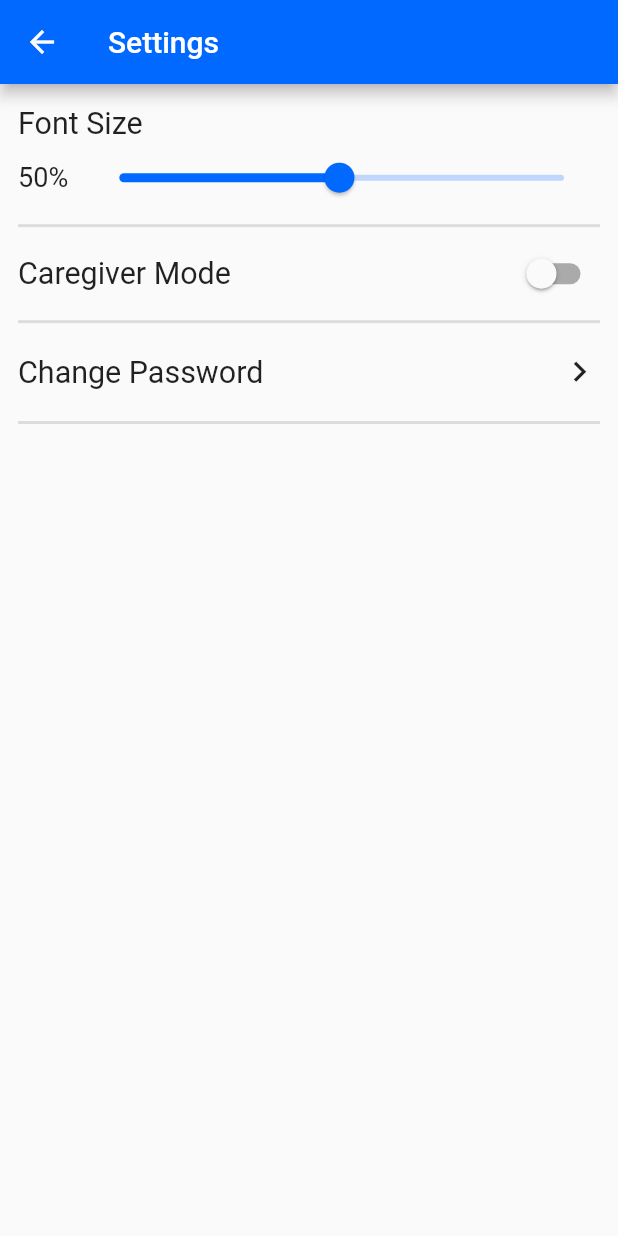
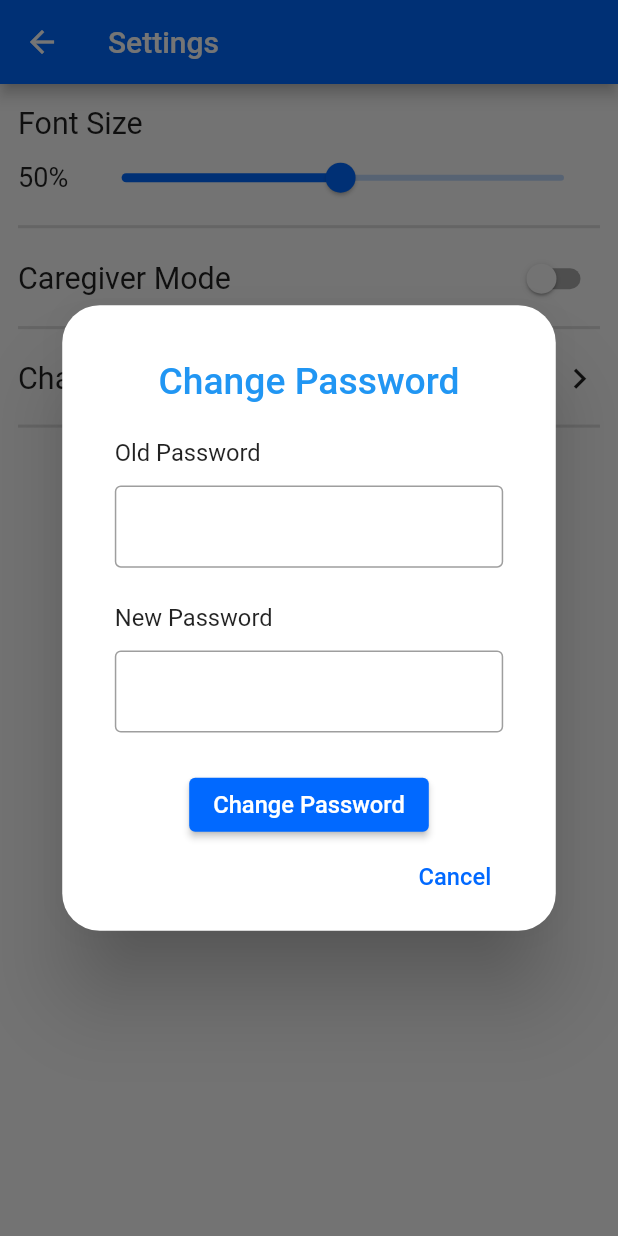
Before and after one commit to AbelSAnderson/Medify, a Flutter app: the SettingsScreen screen opened directly, after a tap on "Change Password", on a phone screen of 412 x 824 dp. Run offline on Flutter 3.47's test engine with Material 2 defaults, Android fonts, the phone set to English and light mode, and no system bars; our stand-ins replace bloc, date_format, equatable, flutter_bloc, hive, responsive_framework and 1 more; accounts and stored records are empty; generated files the repository leaves out were written again; network calls fail.

Commit message:
#14 Change Password UI
* Created Dialog for the change password UI

* Calendar Events are grabbed from Medify API now (foreign ids not yet connected)

```diff
--- a/lib/cubit/medications_state.dart
+++ b/lib/cubit/medications_state.dart
@@ -18,7 +18,7 @@ class MedicationsLoading extends MedicationsState {
 }
 
 class MedicationsLoaded extends MedicationsState {
-  final List<MedicationEvent> medications;
+  final List<MedicationInfo> medications;
 
   const MedicationsLoaded([this.medications = const []]);
 
--- a/lib/main.dart
+++ b/lib/main.dart
@@ -12,6 +12,8 @@ import 'package:medify/database/database_handler.dart';
 import 'package:flutter_bloc/flutter_bloc.dart';
 import 'package:medify/cubit/calendar_cubit.dart';
 import 'package:medify/cubit/nav_bar_cubit.dart';
+import 'package:medify/database/model_queries/medication_event_queries.dart';
+import 'package:medify/database/model_queries/medication_info_queries.dart';
 import 'package:medify/scale.dart';
 import 'package:medify/screens/login_screen.dart';
 import 'package:responsive_framework/responsive_wrapper.dart';
@@ -33,7 +35,7 @@ void main() async {
         create: (context) => NavBarCubit(),
       ),
       BlocProvider<CalendarCubit>(
-        create: (context) => CalendarCubit(),
+        create: (context) => CalendarCubit(MedicationEventQueries()),
       ),
       BlocProvider<SearchCubit>(
         create: (context) => SearchCubit(),
@@ -42,7 +44,7 @@ void main() async {
         create: (context) => CaregiversCubit(),
       ),
       BlocProvider<MedicationsCubit>(
-        create: (context) => MedicationsCubit(),
+        create: (context) => MedicationsCubit(MedicationInfoQueries()),
       ),
       BlocProvider<AddCaregiverCubit>(
         create: (context) => AddCaregiverCubit(),
--- a/lib/screens/settings_screen.dart
+++ b/lib/screens/settings_screen.dart
@@ -1,5 +1,6 @@
 import 'package:flutter/material.dart';
 import 'package:medify/scale.dart';
+import 'package:medify/widgets/change_password_dialog.dart';
 
 class SettingsScreen extends StatefulWidget {
   @override
@@ -34,6 +35,10 @@ class _SettingsScreenState extends State<SettingsScreen> {
   Widget _fontSizeSection() {
     return Column(
       children: [
+        Padding(
+          padding: EdgeInsets.only(bottom: 8.sv),
+          child: Column(
+            children: [
               Align(
                 alignment: Alignment.centerLeft,
                 child: Text(
@@ -43,8 +48,8 @@ class _SettingsScreenState extends State<SettingsScreen> {
               ),
               Row(
                 children: [
-            Padding(
-              padding: EdgeInsets.only(right: 10.sh),
+                  Container(
+                    width: 45.sh,
                     child: Text(
                       _sliderValue.toInt().toString() + "%",
                       style: TextStyle(fontSize: 16.sf),
@@ -64,7 +69,13 @@ class _SettingsScreenState extends State<SettingsScreen> {
                   ),
                 ],
               ),
-        Divider(thickness: 2),
+            ],
+          ),
+        ),
+        Divider(
+          thickness: 2,
+          height: 0,
+        ),
       ],
     );
   }
@@ -72,7 +83,9 @@ class _SettingsScreenState extends State<SettingsScreen> {
   Widget _caregiverModeSection() {
     return Column(
       children: [
-        Row(
+        Padding(
+          padding: EdgeInsets.symmetric(vertical: 8.sv),
+          child: Row(
             mainAxisAlignment: MainAxisAlignment.spaceBetween,
             children: [
               Text(
@@ -90,7 +103,11 @@ class _SettingsScreenState extends State<SettingsScreen> {
               ),
             ],
           ),
-        Divider(thickness: 2),
+        ),
+        Divider(
+          thickness: 2,
+          height: 0,
+        ),
       ],
     );
   }
@@ -100,7 +117,7 @@ class _SettingsScreenState extends State<SettingsScreen> {
       child: Column(
         children: [
           Padding(
-            padding: EdgeInsets.symmetric(vertical: 10.sv),
+            padding: EdgeInsets.symmetric(vertical: 16.sv),
             child: Row(
               mainAxisAlignment: MainAxisAlignment.spaceBetween,
               children: [
@@ -115,11 +132,17 @@ class _SettingsScreenState extends State<SettingsScreen> {
               ],
             ),
           ),
-          Divider(thickness: 2),
+          Divider(
+            thickness: 2,
+            height: 0,
+          ),
         ],
       ),
       onTap: () {
-        //Show Change Password Dialog
+        showDialog(
+          context: context,
+          builder: (context) => ChangePasswordDialog(),
+        );
       },
     );
   }
--- /dev/null
+++ b/lib/widgets/change_password_dialog.dart
@@ -0,0 +1,129 @@
+import 'package:flutter/material.dart';
+import 'package:medify/scale.dart';
+
+class ChangePasswordDialog extends StatelessWidget {
+  @override
+  Widget build(BuildContext context) {
+    return AlertDialog(
+      scrollable: true,
+      insetPadding: EdgeInsets.symmetric(horizontal: 20.sh, vertical: 20.sv),
+      contentPadding: EdgeInsets.symmetric(horizontal: 10.sh, vertical: 10.sv),
+      shape: RoundedRectangleBorder(borderRadius: BorderRadius.all(Radius.circular(25))),
+      title: Padding(
+        padding: EdgeInsets.symmetric(vertical: 10.sv),
+        child: Text(
+          "Change Password",
+          style: TextStyle(fontSize: 22.sf, color: Colors.blue),
+          textAlign: TextAlign.center,
+        ),
+      ),
+      content: Container(
+        width: MediaQuery.of(context).size.width * 0.75,
+        child: Padding(
+          padding: EdgeInsets.symmetric(horizontal: 25.sh),
+          child: Column(
+            children: [
+              _oldPasswordField(),
+              SizedBox(height: 20.sv),
+              _newPasswordField(),
+              SizedBox(height: 20.sv),
+              _submitButton(context),
+              _cancelButton(context),
+            ],
+          ),
+        ),
+      ),
+    );
+  }
+
+  Widget _oldPasswordField() {
+    return Column(
+      children: [
+        Align(
+          alignment: Alignment.centerLeft,
+          child: Text(
+            "Old Password",
+            style: TextStyle(fontSize: 14.sf),
+          ),
+        ),
+        SizedBox(height: 10.sv),
+        TextFormField(
+          style: TextStyle(fontSize: 16.sf),
+          initialValue: "",
+          obscureText: true,
+          decoration: InputDecoration(
+            isDense: true,
+            border: OutlineInputBorder(
+              borderSide: BorderSide(color: Colors.grey, width: 32),
+            ),
+            contentPadding: EdgeInsets.symmetric(vertical: 14.sv, horizontal: 14),
+          ),
+          keyboardType: TextInputType.visiblePassword,
+        ),
+      ],
+    );
+  }
+
+  Widget _newPasswordField() {
+    return Column(
+      children: [
+        Align(
+          alignment: Alignment.centerLeft,
+          child: Text(
+            "New Password",
+            style: TextStyle(fontSize: 14.sf),
+          ),
+        ),
+        SizedBox(height: 10.sv),
+        TextFormField(
+          style: TextStyle(fontSize: 16.sf),
+          initialValue: "",
+          obscureText: true,
+          decoration: InputDecoration(
+            isDense: true,
+            border: OutlineInputBorder(
+              borderSide: BorderSide(color: Colors.grey, width: 32),
+            ),
+            contentPadding: EdgeInsets.symmetric(vertical: 14.sv, horizontal: 14),
+          ),
+          keyboardType: TextInputType.visiblePassword,
+        ),
+      ],
+    );
+  }
+
+  Widget _submitButton(BuildContext context) {
+    return Center(
+      child: ElevatedButton(
+        child: Text(
+          "Change Password",
+          textAlign: TextAlign.center,
+          style: TextStyle(fontSize: 14.sf),
+        ),
+        onPressed: () {
+          //Replace this with password resetting logic
+          Navigator.of(context, rootNavigator: true).pop('dialog');
+        },
+        style: ElevatedButton.styleFrom(
+          primary: Theme.of(context).primaryColor,
+          padding: EdgeInsets.symmetric(horizontal: 16.sh),
+        ),
+      ),
+    );
+  }
+
+  Widget _cancelButton(BuildContext context) {
+    return Align(
+      alignment: Alignment.bottomRight,
+      child: TextButton(
+        child: Text(
+          "Cancel",
+          style: TextStyle(fontSize: 14.sf),
+        ),
+        onPressed: () {
+          Navigator.of(context, rootNavigator: true).pop('dialog');
+        },
+      ),
+    );
+  }
+}
```
Also changed, not shown: lib/cubit/calendar_cubit.dart (+28 -4 lines), lib/cubit/medications_cubit.dart (+7 -2 lines), lib/database/models/medication_event.dart (+3 -5 lines), lib/dummy_data.dart (+10 -0 lines), lib/screens/calendar_screen.dart (+44 -25 lines), lib/screens/medications_screen.dart (+8 -5 lines). Lines whose indentation alone changed are shown as unchanged.
